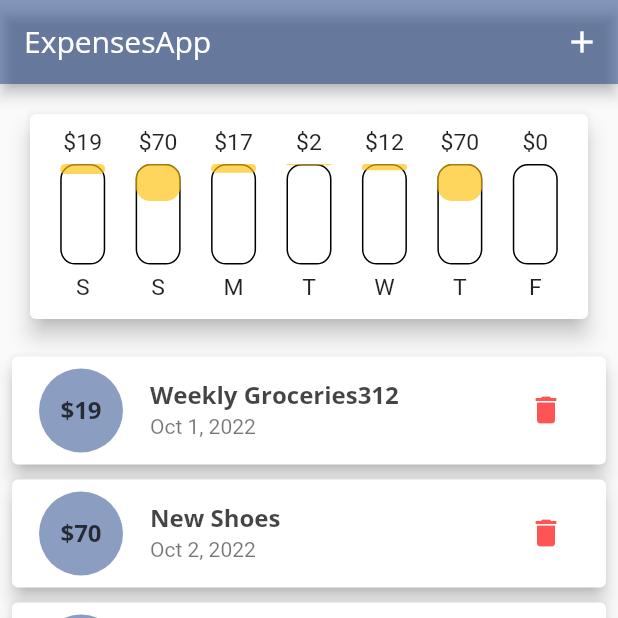
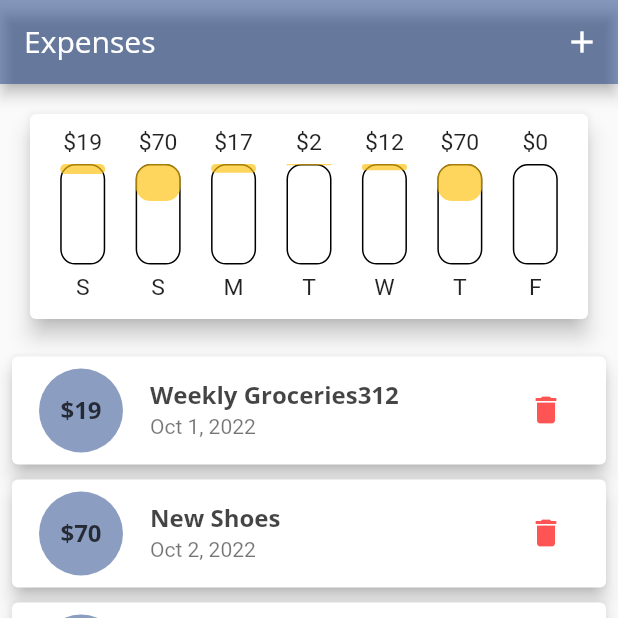
Before and after one commit to Edi013/ExpensesApp---Flutter, a Flutter app: the screen it shows after launch, on a phone screen of 412 x 824 dp, the top half of it. Run offline on Flutter 3.47's test engine with Material 2 defaults, Android fonts, the light colour scheme and no system bars.

Commit message:
using build methods

```diff
--- a/expenses_app/lib/main.dart
+++ b/expenses_app/lib/main.dart
@@ -1,5 +1,7 @@
+import 'package:flutter/cupertino.dart';
 import 'package:flutter/material.dart';
 import 'package:flutter/services.dart';
+import 'dart:io';
 
 //widgets
 import './widgets/new_transaction.dart';
@@ -212,22 +214,48 @@ class _MyHomePageState extends State<MyHomePage> {
     ];
   }
 
-  @override
-  Widget build(BuildContext context) {
-    final mediaQuery = MediaQuery.of(context);
-    final isLandscape = mediaQuery.orientation == Orientation.landscape;
-    final appBar = AppBar(
+  CupertinoNavigationBar buildIOSNavigationBar() {
+    return CupertinoNavigationBar(
+      middle: Text(
+        "Expenses",
+        style: Theme.of(context).appBarTheme.titleTextStyle,
+      ),
+      trailing: Row(
+        mainAxisSize: MainAxisSize.min,
+        children: <Widget>[
+          GestureDetector(
+            child: Icon(CupertinoIcons.add),
+            onTap: () => _startAddNewTransaction(context),
+          ),
+        ],
+      ),
+    );
+  }
+
+  AppBar buildAndroidAppBar() {
+    return AppBar(
       title: Text(
-        "ExpensesApp",
+        "Expenses",
         style: Theme.of(context).appBarTheme.titleTextStyle,
       ),
       actions: <Widget>[
         IconButton(
           onPressed: () => _startAddNewTransaction(context),
-          icon: Icon(Icons.add),
+          icon: const Icon(Icons.add),
         ),
       ],
     );
+  }
+
+  Widget chooseAppBar() {
+    return Platform.isIOS ? buildIOSNavigationBar() : buildAndroidAppBar();
+  }
+
+  @override
+  Widget build(BuildContext context) {
+    final mediaQuery = MediaQuery.of(context);
+    final isLandscape = mediaQuery.orientation == Orientation.landscape;
+    final PreferredSizeWidget appBar = chooseAppBar();
     var switchChart = SizedBox(
       height: 40,
       child: Row(
@@ -273,7 +301,7 @@ class _MyHomePageState extends State<MyHomePage> {
         ],
       ),
       floatingActionButton: FloatingActionButton(
-        child: Icon(Icons.add),
+        child: const Icon(Icons.add),
         onPressed: () => _startAddNewTransaction(context),
       ),
       floatingActionButtonLocation: FloatingActionButtonLocation.centerFloat,
```
